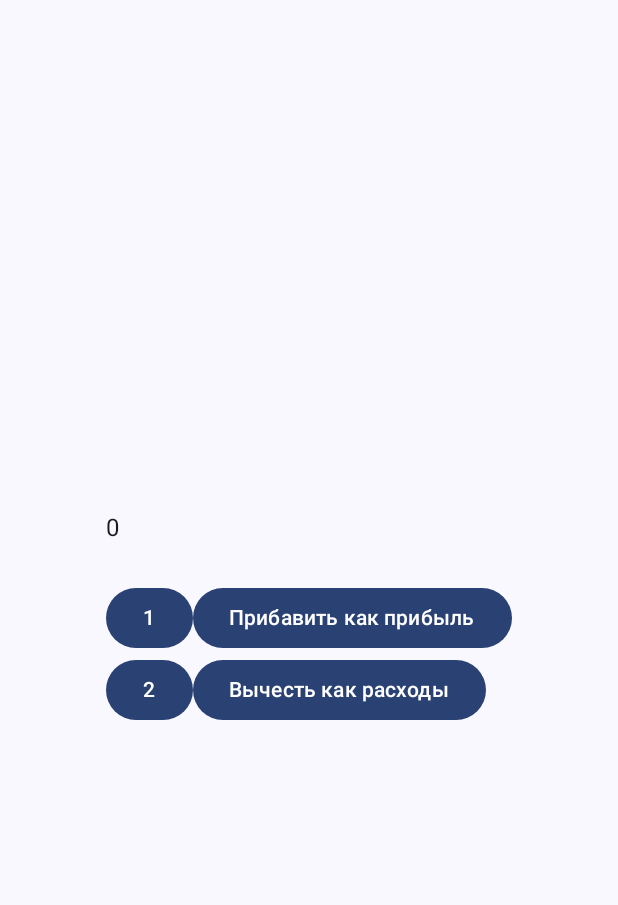
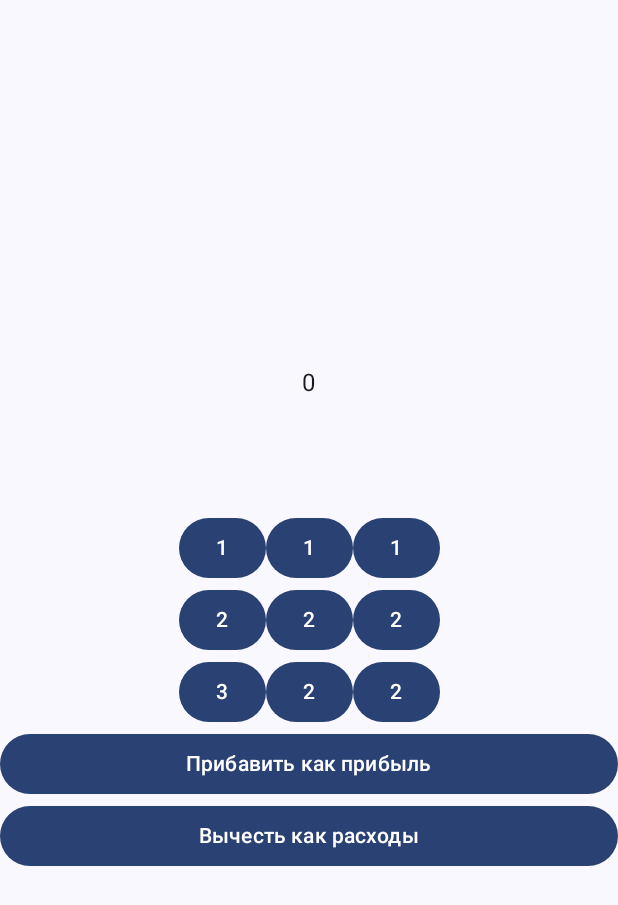
Before and after one commit to Sutemi67/KotlinJC_MoneyEveryday_app, an Android app built with Jetpack Compose: the screen it shows after launch (MainActivity), on a phone screen of 412 x 824 dp. Shown: the top 905 px of the screen. Run offline under Robolectric (Android 15) with nearby library versions, the phone set to English and light mode, and no system bars.

Commit message:
general mockup

```diff
--- a/app/src/main/java/com/example/moneyeverydaycompose/MainActivity.kt
+++ b/app/src/main/java/com/example/moneyeverydaycompose/MainActivity.kt
@@ -3,9 +3,13 @@ package com.example.moneyeverydaycompose
 import android.os.Bundle
 import androidx.activity.ComponentActivity
 import androidx.activity.compose.setContent
+import androidx.compose.foundation.layout.Arrangement
 import androidx.compose.foundation.layout.Column
 import androidx.compose.foundation.layout.Row
+import androidx.compose.foundation.layout.Spacer
 import androidx.compose.foundation.layout.fillMaxSize
+import androidx.compose.foundation.layout.fillMaxWidth
+import androidx.compose.foundation.layout.height
 import androidx.compose.foundation.layout.wrapContentSize
 import androidx.compose.material3.Button
 import androidx.compose.material3.MaterialTheme
@@ -20,6 +24,7 @@ import androidx.compose.runtime.setValue
 import androidx.compose.ui.Alignment
 import androidx.compose.ui.Modifier
 import androidx.compose.ui.tooling.preview.Preview
+import androidx.compose.ui.unit.dp
 import com.example.moneyeverydaycompose.ui.theme.MoneyEverydayComposeTheme
 
 class MainActivity : ComponentActivity() {
@@ -29,8 +34,7 @@ class MainActivity : ComponentActivity() {
             MoneyEverydayComposeTheme {
                 // A surface container using the 'background' color from the theme
                 Surface(
-                    modifier = Modifier.fillMaxSize(),
-                    color = MaterialTheme.colorScheme.background
+                    modifier = Modifier.fillMaxSize(), color = MaterialTheme.colorScheme.background
                 ) {
                     Income()
                 }
@@ -43,18 +47,24 @@ class MainActivity : ComponentActivity() {
 fun Income() {
     var summary by remember { mutableIntStateOf(0) }
     var input by remember { mutableStateOf("") }
-    Column (
-        Modifier.wrapContentSize(Alignment.Center)
-    ){
+    Column(
+        Modifier
+            .fillMaxSize()
+            .wrapContentSize()
+    ) {
         Text(
-            text = "$summary"
+            text = "$summary", Modifier.align(alignment = Alignment.CenterHorizontally)
         )
         Text(
-            text = input
+            text = input, Modifier.align(alignment = Alignment.CenterHorizontally)
         )
-        Row (
-            Modifier.wrapContentSize(Alignment.Center)
-        ){
+        Spacer(modifier = Modifier.height(50.dp))
+        Row(
+            modifier = Modifier
+                .wrapContentSize()
+                .fillMaxWidth(),
+            horizontalArrangement = Arrangement.Center
+        ) {
             Column {
                 Button(onClick = { input += Button.NUMBER1.toString() }) {
                     Text(text = "1")
@@ -62,14 +72,44 @@ fun Income() {
                 Button(onClick = { input += Button.NUMBER1.toString() }) {
                     Text(text = "2")
                 }
+                Button(onClick = { input += Button.NUMBER1.toString() }) {
+                    Text(text = "3")
+                }
             }
             Column {
-                Button(onClick = {summary+=input.toInt()}) {
-                    Text(text = "Прибавить как прибыль")
+                Button(onClick = { input += Button.NUMBER1.toString() }) {
+                    Text(text = "1")
                 }
-                Button(onClick = {summary-=input.toInt()}) {
-                    Text(text = "Вычесть как расходы")
+                Button(onClick = { input += Button.NUMBER1.toString() }) {
+                    Text(text = "2")
                 }
+                Button(onClick = { input += Button.NUMBER1.toString() }) {
+                    Text(text = "2")
+                }
+            }
+            Column {
+                Button(onClick = { input += Button.NUMBER1.toString() }) {
+                    Text(text = "1")
+                }
+                Button(onClick = { input += Button.NUMBER1.toString() }) {
+                    Text(text = "2")
+                }
+                Button(onClick = { input += Button.NUMBER1.toString() }) {
+                    Text(text = "2")
+                }
+            }
+
+        }
+        Column {
+            Button(
+                onClick = { summary += input.toInt() }, Modifier.fillMaxWidth()
+            ) {
+                Text(text = "Прибавить как прибыль")
+            }
+            Button(
+                onClick = { summary -= input.toInt() }, Modifier.fillMaxWidth()
+            ) {
+                Text(text = "Вычесть как расходы")
             }
         }
     }
```
